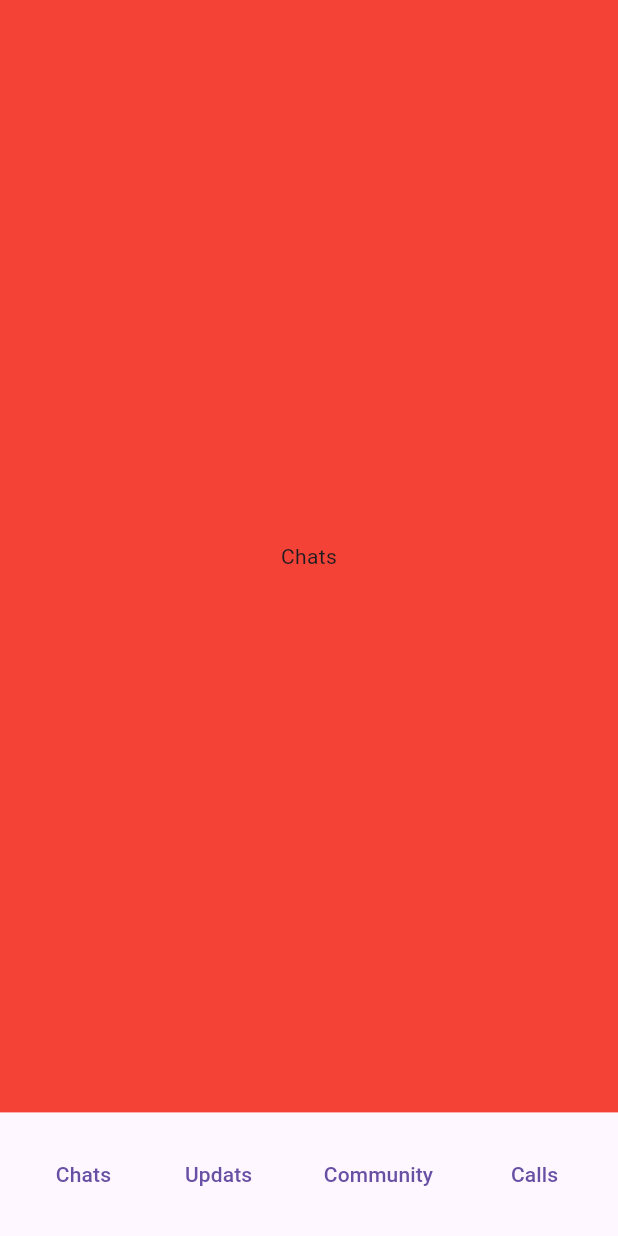
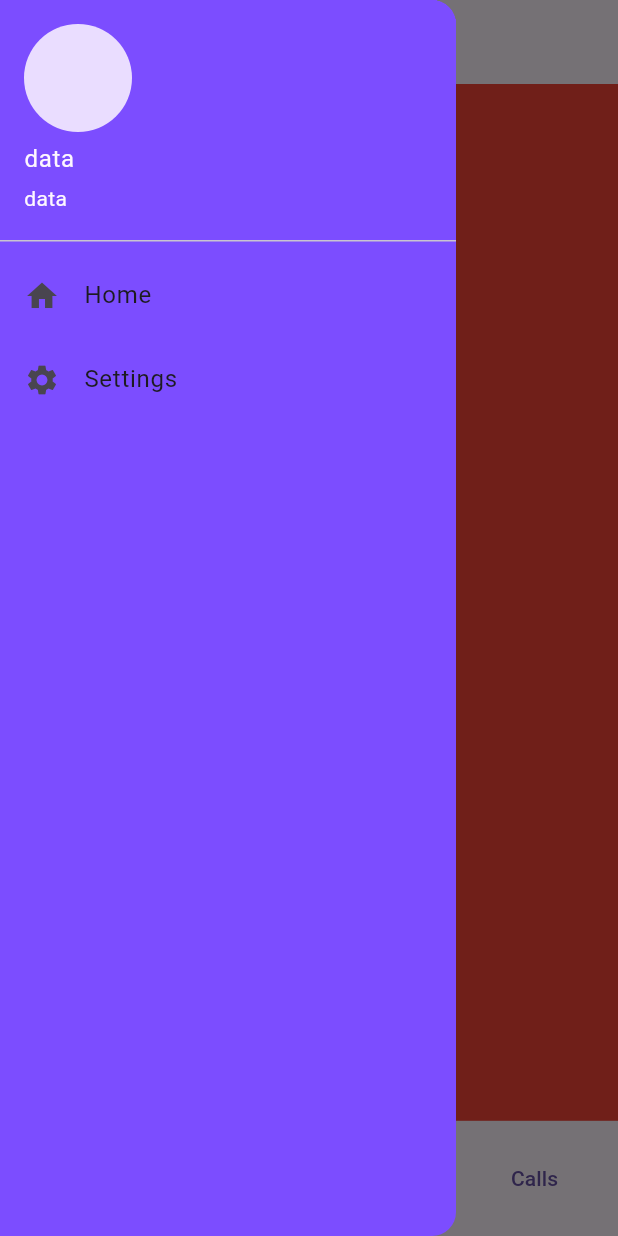
Before and after one commit to Siddique722/google_map_practice, a Flutter app: the WhatsappUi screen opened directly, with the side drawer open (before the commit the screen has no drawer), on a phone screen of 412 x 824 dp. Run offline on Flutter 3.47's test engine with Material 3 defaults, Android fonts, the phone set to English and light mode, and no system bars; our stand-ins replace geocoding, geolocator, get, google_maps_flutter; missing offline and left inert: custom_info_window.

Commit message:
update code

```diff
--- a/lib/flutter03/whastapp-ui.dart
+++ b/lib/flutter03/whastapp-ui.dart
@@ -1,4 +1,5 @@
 import 'package:flutter/material.dart';
+import 'package:untitled/custum-indo-window.dart';
 
 
 class WhatsappUi extends StatefulWidget {
@@ -13,6 +14,39 @@ class _WhatsappUiState extends State<WhatsappUi> {
   @override
   Widget build(BuildContext context) {
     return Scaffold(
+      appBar: AppBar(),
+      drawer: Drawer(
+        backgroundColor: Colors.deepPurpleAccent,
+        child: ListView(
+          children: [
+            UserAccountsDrawerHeader(
+              decoration: BoxDecoration(
+                color: Colors.deepPurpleAccent
+              ),
+             currentAccountPicture: CircleAvatar(),
+                accountName: Text('data'),
+                accountEmail: Text('data')),
+            ListTile(
+              onTap: (){
+                Navigator.pop(context);
+              },
+              leading: Icon(Icons.home),
+              title: Text('Home'),
+            ),
+            ListTile(
+              onTap: (){
+                Navigator.pop(context);
+                Navigator.push(context, MaterialPageRoute(builder: (context)=>CustomMarkerInfoWindow()));
+
+              },
+              leading: Icon(Icons.settings),
+              title: Text('Settings'),
+            )
+
+
+          ],
+        ),
+      ),
       body: Column(children: [
         Expanded(
             flex: 90,
--- a/lib/main.dart
+++ b/lib/main.dart
@@ -536,8 +536,8 @@ class MyApp extends StatelessWidget {
   Widget build(BuildContext context) {
     return MaterialApp(
         debugShowCheckedModeBanner: false,
-        home:PolygonMapScreen()
-        //WhatsappUi()
+        home://PolygonMapScreen()
+        WhatsappUi()
 
       //CustomMarkerInfoWindow()
      // CustomMarker()
```
